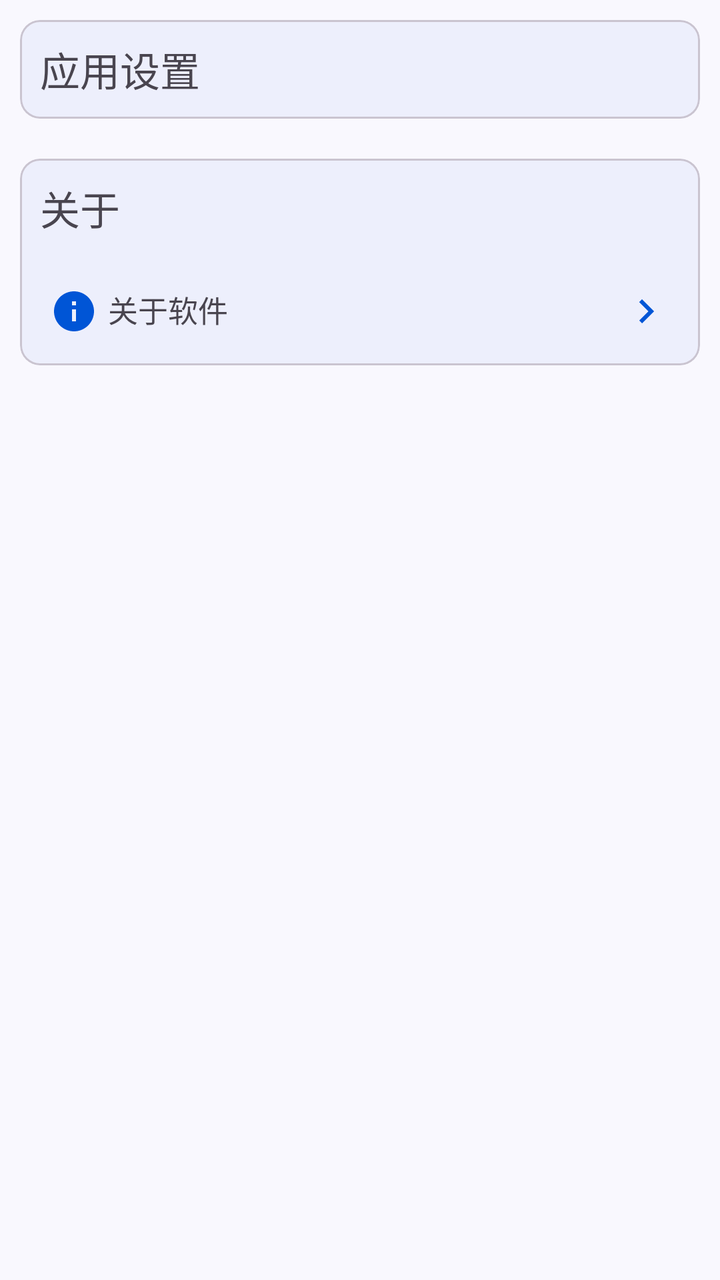
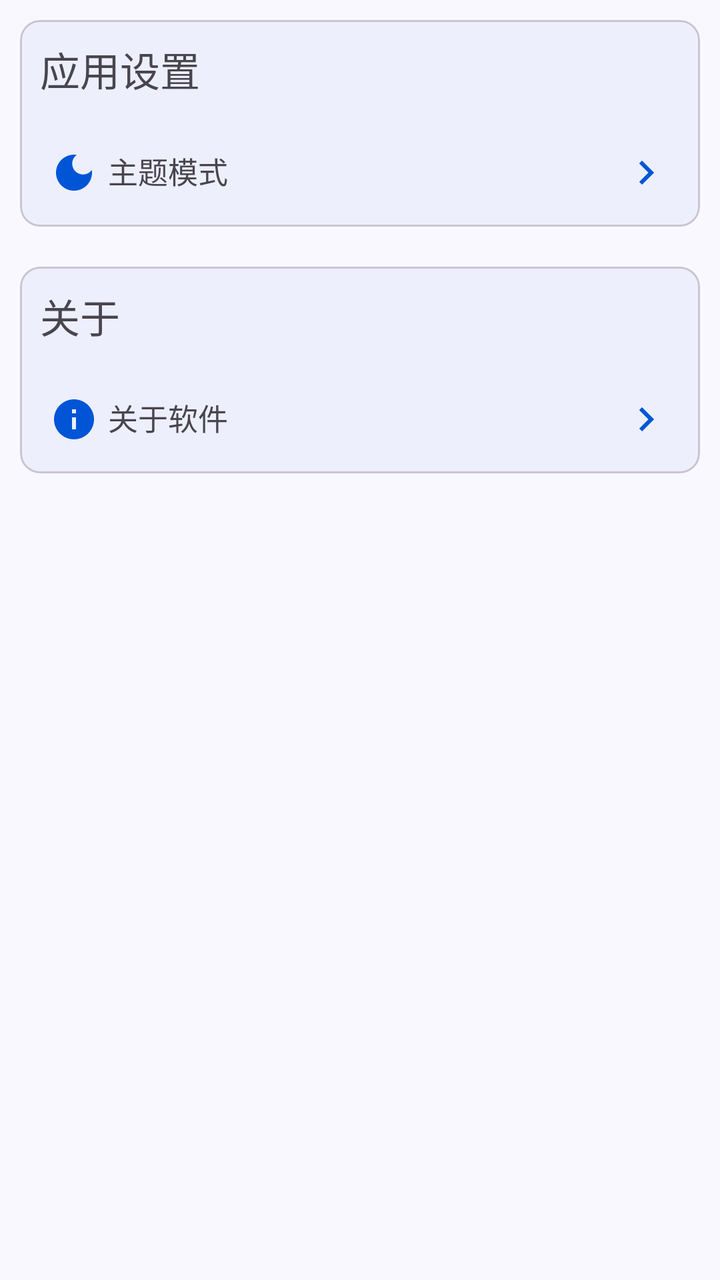

An Android layout rendered at two revisions. The XML below is the earlier revision; the diff shows what the commit changed to produce the second picture.
<!-- AndroidManifest.xml: application theme Theme.ProjectManager -->
<!-- res/layout/fragment_setting.xml -->
<?xml version="1.0" encoding="utf-8"?>
<LinearLayout xmlns:android="http://schemas.android.com/apk/res/android"
    xmlns:app="http://schemas.android.com/apk/res-auto"
    xmlns:tools="http://schemas.android.com/tools"
    android:id="@+id/mine_fragment"
    style="@style/PageStyle"
    android:layout_width="match_parent"
    android:layout_height="match_parent"
    android:orientation="vertical"
    tools:context=".ui.setting.SettingFragment">

    <com.google.android.material.card.MaterialCardView
        style="@style/ContentCardStyle"
        android:layout_width="match_parent"
        android:layout_height="wrap_content">

        <LinearLayout
            android:layout_width="match_parent"
            android:layout_height="match_parent"
            android:orientation="vertical">

            <com.google.android.material.textview.MaterialTextView
                style="@style/LabelTextViewStyle"
                android:layout_width="wrap_content"
                android:layout_height="wrap_content"
                android:text="应用设置" />

            

        </LinearLayout>
    </com.google.android.material.card.MaterialCardView>

    <com.google.android.material.card.MaterialCardView
        style="@style/ContentCardStyle"
        android:layout_width="match_parent"
        android:layout_height="wrap_content">

        <LinearLayout
            android:layout_width="match_parent"
            android:layout_height="match_parent"
            android:orientation="vertical">

            <com.google.android.material.textview.MaterialTextView
                style="@style/LabelTextViewStyle"
                android:layout_width="wrap_content"
                android:layout_height="wrap_content"
                android:text="关于" />

            
            <TextView
                android:id="@+id/setting_about"
                style="@style/SubSettingCardStyle"
                android:layout_width="match_parent"
                android:layout_height="wrap_content"
                android:drawableLeft="@drawable/baseline_info_24"
                android:text="关于软件" />
        </LinearLayout>
    </com.google.android.material.card.MaterialCardView>
</LinearLayout>
<!-- resources referenced by this layout -->
<resources>
  <!-- drawable baseline_info_24 (drawable) -->
  <vector xmlns:android="http://schemas.android.com/apk/res/android" android:height="24dp" android:tint="#000000" android:viewportHeight="24" android:viewportWidth="24" android:width="24dp">
        
      <path android:fillColor="@android:color/white" android:pathData="M12,2C6.48,2 2,6.48 2,12s4.48,10 10,10 10,-4.48 10,-10S17.52,2 12,2zM13,17h-2v-6h2v6zM13,9h-2L11,7h2v2z"/>
      
  </vector>
  <style name="ContentCardStyle">
          <item name="cardBackgroundColor">@color/card_background</item>
          <item name="cardCornerRadius">10dp</item>
          <item name="android:layout_margin">10dp</item>
      </style>
  <style name="LabelTextViewStyle">
          <item name="android:layout_margin">10dp</item>
          <item name="android:textSize">20sp</item>
      </style>
  <style name="PageStyle">
          <item name="android:fitsSystemWindows">true</item>
          <item name="android:background">@color/page_background</item>
      </style>
  <style name="SubSettingCardStyle">
          <item name="android:drawableRight">@drawable/baseline_keyboard_arrow_right_24</item>
          <item name="android:drawablePadding">5dp</item>
          <item name="android:textSize">15sp</item>
          <item name="android:layout_margin">10dp</item>
          <item name="android:clickable">true</item>
          <item name="android:focusable">true</item>
          <item name="android:padding">5dp</item>
          <item name="android:background">?attr/selectableItemBackground</item>
      </style>
  <color name="card_background">#edeffc</color>
  <color name="page_background">#f9f8fe</color>
  <!-- drawable baseline_keyboard_arrow_right_24 (drawable) -->
  <vector xmlns:android="http://schemas.android.com/apk/res/android" android:autoMirrored="true" android:height="24dp" android:tint="#000000" android:viewportHeight="24" android:viewportWidth="24" android:width="24dp">
        
      <path android:fillColor="@android:color/white" android:pathData="M8.59,16.59L13.17,12 8.59,7.41 10,6l6,6 -6,6 -1.41,-1.41z"/>
      
  </vector>
  <color name="theme_blue">#0055d6</color>
  <color name="purple_700">#FF3700B3</color>
  <color name="white">#FFFFFFFF</color>
  <color name="teal_200">#FF03DAC5</color>
  <color name="teal_700">#FF018786</color>
  <color name="black">#FF000000</color>
  <style name="ToolBarStyle">
          <item name="android:background">@color/toolbar_background</item>
          <item name="contentInsetStart">10dp</item>
          <item name="titleTextAppearance">@style/TitleStyle</item>
      </style>
  <color name="toolbar_background">#ebedfa</color>
  <style name="TitleStyle">
          <item name="android:textSize">23sp</item>
          <item name="android:textColor">@color/black</item>
      </style>
  <!-- unchanged entries left out for length: 1 -->
</resources>

<!-- the commit's change to res/layout/fragment_setting.xml (unified diff, before → after) -->
@@ -26,6 +26,13 @@
                 android:text="应用设置" />
 
             
+            <com.google.android.material.textview.MaterialTextView
+                android:id="@+id/setting_theme_mode"
+                style="@style/SubSettingCardStyle"
+                android:layout_width="match_parent"
+                android:layout_height="wrap_content"
+                android:drawableStart="@drawable/baseline_dark_mode_24"
+                android:text="主题模式" />
 
         </LinearLayout>
     </com.google.android.material.card.MaterialCardView>
@@ -47,12 +54,12 @@
                 android:text="关于" />
 
             
-            <TextView
+            <com.google.android.material.textview.MaterialTextView
                 android:id="@+id/setting_about"
                 style="@style/SubSettingCardStyle"
                 android:layout_width="match_parent"
                 android:layout_height="wrap_content"
-                android:drawableLeft="@drawable/baseline_info_24"
+                android:drawableStart="@drawable/baseline_info_24"
                 android:text="关于软件" />
         </LinearLayout>
     </com.google.android.material.card.MaterialCardView>
<!-- resource entries referenced after the edit -->
@@ -1,5 +1,11 @@
 <!-- resources referenced by this layout -->
 <resources>
+  <!-- drawable baseline_dark_mode_24 (drawable) -->
+  <vector xmlns:android="http://schemas.android.com/apk/res/android" android:height="24dp" android:tint="#000000" android:viewportHeight="24" android:viewportWidth="24" android:width="24dp">
+        
+      <path android:fillColor="@android:color/white" android:pathData="M12,3c-4.97,0 -9,4.03 -9,9s4.03,9 9,9s9,-4.03 9,-9c0,-0.46 -0.04,-0.92 -0.1,-1.36c-0.98,1.37 -2.58,2.26 -4.4,2.26c-2.98,0 -5.4,-2.42 -5.4,-5.4c0,-1.81 0.89,-3.42 2.26,-4.4C12.92,3.04 12.46,3 12,3L12,3z"/>
+      
+  </vector>
   <!-- drawable baseline_info_24 (drawable) -->
   <vector xmlns:android="http://schemas.android.com/apk/res/android" android:height="24dp" android:tint="#000000" android:viewportHeight="24" android:viewportWidth="24" android:width="24dp">
         
@@ -20,7 +26,7 @@
           <item name="android:background">@color/page_background</item>
       </style>
   <style name="SubSettingCardStyle">
-          <item name="android:drawableRight">@drawable/baseline_keyboard_arrow_right_24</item>
+          <item name="android:drawableEnd">@drawable/baseline_keyboard_arrow_right_24</item>
           <item name="android:drawablePadding">5dp</item>
           <item name="android:textSize">15sp</item>
           <item name="android:layout_margin">10dp</item>
